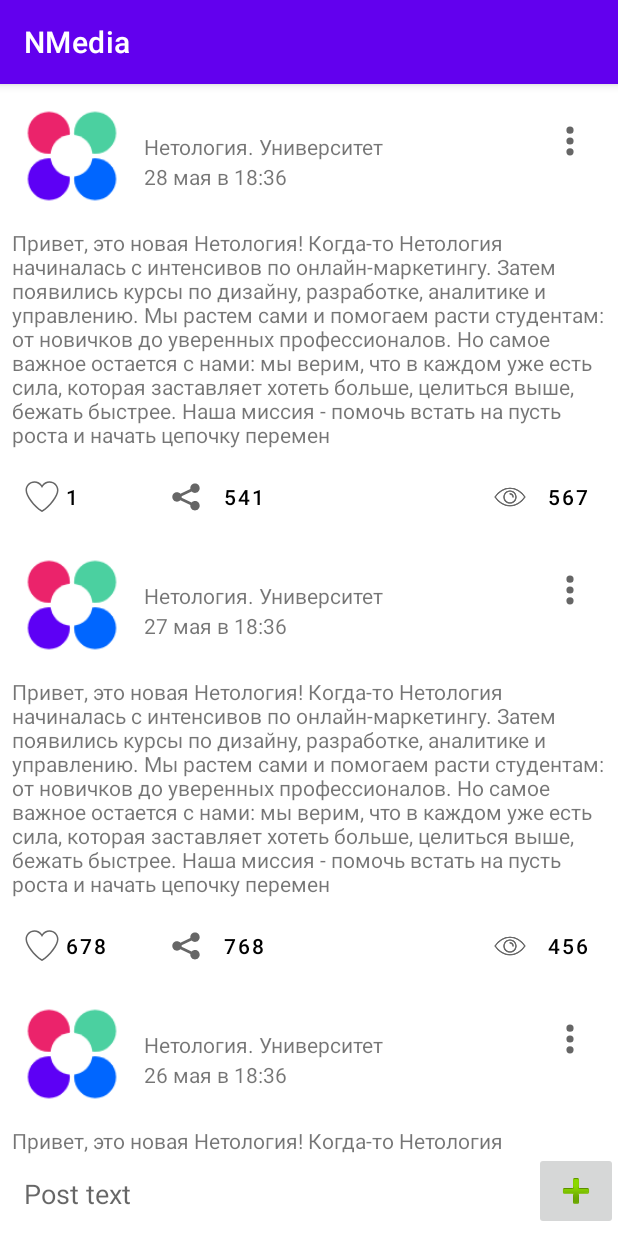
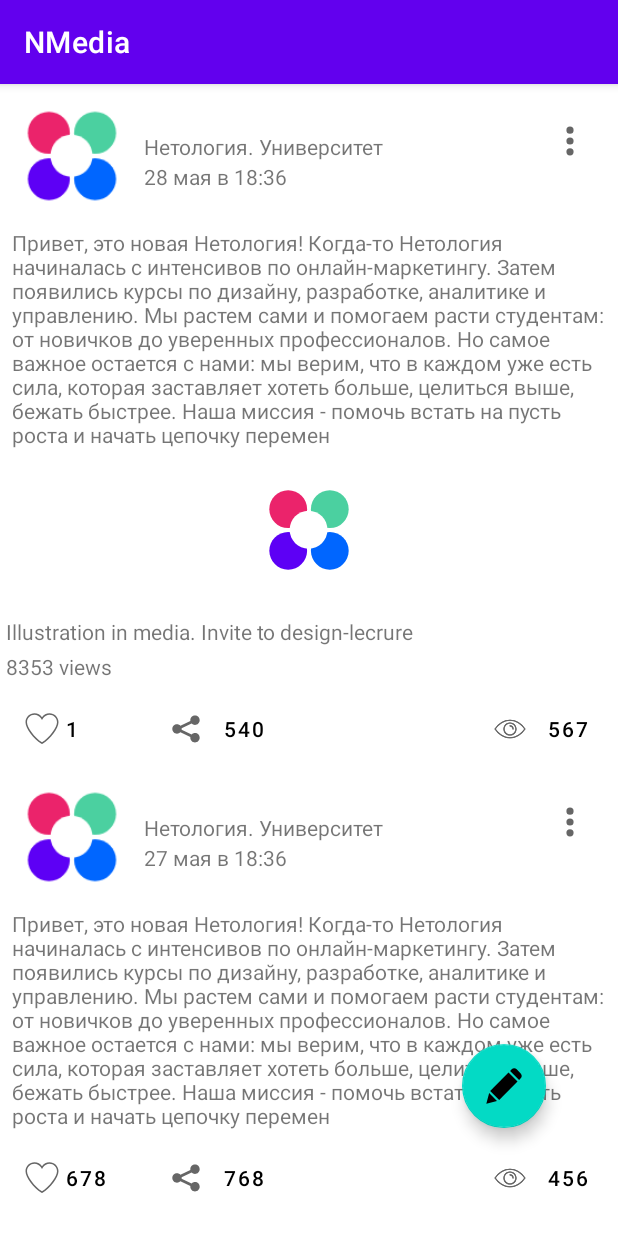
Before and after one commit to Sergey190783/AndroidHomework, an Android app: the screen it shows after launch (MainActivity), after a tap on "540", on a phone screen of 412 x 824 dp. Run offline under Robolectric (Android 15) with nearby library versions, the phone set to English and light mode, and no system bars.

Commit message:
Добавил работу с интентами

```diff
--- a/app/src/main/java/ru/netology/nmedia/data/Post.kt
+++ b/app/src/main/java/ru/netology/nmedia/data/Post.kt
@@ -8,5 +8,6 @@ data class Post(
     val likedByMe: Boolean,
     val likes: Int,
     val reposts: Int,
-    val views: Int
+    val views: Int,
+    var video: String? = null
 )
--- a/app/src/main/java/ru/netology/nmedia/data/Repository.kt
+++ b/app/src/main/java/ru/netology/nmedia/data/Repository.kt
@@ -87,7 +87,8 @@ class Repository : IRepository {
             likedByMe = false,
             345,
             8678,
-            257
+            257,
+            "https://www.youtube.com/watch?v=WhWc3b3KhnY"
         ),
         Post(
             id = nextId++,
@@ -115,7 +116,8 @@ class Repository : IRepository {
             likedByMe = false,
             1,
             540,
-            567
+            567,
+            "https://www.youtube.com/watch?v=WhWc3b3KhnY"
         )
     ).reversed()
 
--- a/app/src/main/java/ru/netology/nmedia/presentation/MainActivity.kt
+++ /dev/null
@@ -1,99 +0,0 @@
-package ru.netology.nmedia.presentation
-
-import android.annotation.SuppressLint
-import androidx.appcompat.app.AppCompatActivity
-import android.os.Bundle
-import android.view.View
-import android.widget.*
-import androidx.activity.viewModels
-import androidx.constraintlayout.widget.Group
-import androidx.recyclerview.widget.RecyclerView
-import ru.netology.nmedia.R
-import ru.netology.nmedia.data.Post
-import ru.netology.nmedia.utils.AndroidUtils
-
-class MainActivity : AppCompatActivity() {
-    private lateinit var recyclerView: RecyclerView
-    private lateinit var btnAddPost: ImageButton
-    private lateinit var etPost: EditText
-    private lateinit var editGroup: Group
-    private lateinit var editedPostTv: TextView
-    private lateinit var btnCancelEditing: ImageButton
-
-    private val mainViewModel: MainActivityViewModel by viewModels()
-    private val adapter = PostsAdapter(object : OnInteractionListener {
-        override fun onLike(id: Long) {
-            mainViewModel.like(id)
-        }
-
-        override fun onEdit(post: Post) {
-            editGroup.visibility = View.VISIBLE
-            mainViewModel.edit(post)
-            editedPostTv.text = post.content
-        }
-
-        override fun onRemove(id: Long) {
-            mainViewModel.remove(id)
-        }
-
-        override fun onShare(id: Long) {
-            mainViewModel.share(id)
-        }
-    }
-    )
-
-    @SuppressLint("SetTextI18n")
-    override fun onCreate(savedInstanceState: Bundle?) {
-        super.onCreate(savedInstanceState)
-        setContentView(R.layout.activity_main)
-
-        recyclerView = findViewById(R.id.recycler)
-        btnAddPost = findViewById(R.id.btn_add_post)
-        etPost = findViewById(R.id.content)
-        editGroup = findViewById(R.id.edit_group)
-        editedPostTv = findViewById(R.id.tv_edit_message)
-        btnCancelEditing = findViewById(R.id.btn_cancel_edit)
-
-        recyclerView.adapter = adapter
-
-        mainViewModel.data.observe(this) { posts ->
-            adapter.submitList(posts)
-        }
-
-        mainViewModel.edited.observe(this) { post ->
-            if (post.id == 0L)
-                return@observe
-
-            etPost.apply {
-                requestFocus()
-                setText(post.content)
-            }
-        }
-
-        btnAddPost.setOnClickListener {
-            if (etPost.text.isNullOrBlank()) {
-                Toast.makeText(
-                    this@MainActivity,
-                    getString(R.string.empty_content),
-                    Toast.LENGTH_LONG
-                ).show()
-                return@setOnClickListener
-            }
-
-            mainViewModel.changeContent(etPost.text.toString())
-            mainViewModel.save()
-
-            etPost.setText("")
-            etPost.clearFocus()
-            AndroidUtils.hideKeyboard(etPost)
-            editGroup.visibility = View.GONE
-        }
-
-        btnCancelEditing.setOnClickListener {
-            editGroup.visibility = View.GONE
-            etPost.setText("")
-            etPost.clearFocus()
-            AndroidUtils.hideKeyboard(etPost)
-        }
-    }
-}
--- /dev/null
+++ b/app/src/main/java/ru/netology/nmedia/presentation/editing/EditingViewModel.kt
@@ -0,0 +1,4 @@
+package ru.netology.nmedia.presentation.editing
+
+class EditingViewModel {
+}
--- /dev/null
+++ b/app/src/main/java/ru/netology/nmedia/presentation/home/MainActivity.kt
@@ -0,0 +1,98 @@
+package ru.netology.nmedia.presentation.home
+
+import android.annotation.SuppressLint
+import android.content.Intent
+import android.net.Uri
+import androidx.appcompat.app.AppCompatActivity
+import android.os.Bundle
+import androidx.activity.result.launch
+import androidx.activity.viewModels
+import androidx.recyclerview.widget.RecyclerView
+import com.google.android.material.floatingactionbutton.FloatingActionButton
+import com.google.android.material.snackbar.Snackbar
+import ru.netology.nmedia.R
+import ru.netology.nmedia.data.Post
+
+class MainActivity : AppCompatActivity() {
+    private lateinit var recyclerView: RecyclerView
+    private lateinit var fab: FloatingActionButton
+
+    private val newPostLauncher = registerForActivityResult(NewPostResultContract()) { result ->
+        if (result == null) {
+            Snackbar.make(
+                this@MainActivity,
+                recyclerView,
+                getString(R.string.empty_content),
+                Snackbar.LENGTH_SHORT
+            ).show()
+            return@registerForActivityResult
+        }
+        mainViewModel.changeContent(result)
+        mainViewModel.save()
+    }
+
+    val editPostLauncher = registerForActivityResult(EditPostResultContract()) { result ->
+        if (result == null) {
+            Snackbar.make(
+                this@MainActivity,
+                recyclerView,
+                getString(R.string.empty_content),
+                Snackbar.LENGTH_SHORT
+            ).show()
+            return@registerForActivityResult
+        }
+        mainViewModel.changeContent(result)
+        mainViewModel.save()
+    }
+
+    private val mainViewModel: MainActivityViewModel by viewModels()
+    private val adapter = PostsAdapter(object : OnInteractionListener {
+        override fun onLike(id: Long) {
+            mainViewModel.like(id)
+        }
+
+        override fun onEdit(post: Post) {
+            mainViewModel.edit(post)
+            editPostLauncher.launch(post)
+        }
+
+        override fun onRemove(id: Long) {
+            mainViewModel.remove(id)
+        }
+
+        override fun onShare(post: Post) {
+            val intent = Intent().apply {
+                action = Intent.ACTION_SEND
+                putExtra(Intent.EXTRA_TEXT, post.content)
+                type = "text/plain"
+            }
+            val shareIntent = Intent.createChooser(intent, getString(R.string.chooser_share_post))
+            startActivity(shareIntent)
+        }
+
+        override fun onClickVideoPreview(url: String) {
+            val intent = Intent(Intent.ACTION_VIEW, Uri.parse(url))
+            startActivity(intent)
+        }
+    }
+    )
+
+    @SuppressLint("SetTextI18n")
+    override fun onCreate(savedInstanceState: Bundle?) {
+        super.onCreate(savedInstanceState)
+        setContentView(R.layout.activity_main)
+
+        recyclerView = findViewById(R.id.recycler)
+        fab = findViewById(R.id.fab)
+
+        recyclerView.adapter = adapter
+
+        mainViewModel.data.observe(this) { posts ->
+            adapter.submitList(posts)
+        }
+
+        fab.setOnClickListener {
+            newPostLauncher.launch()
+        }
+    }
+}
--- a/app/src/main/java/ru/netology/nmedia/presentation/MainActivityViewModel.kt
+++ b/app/src/main/java/ru/netology/nmedia/presentation/home/MainActivityViewModel.kt
@@ -1,4 +1,4 @@
-package ru.netology.nmedia.presentation
+package ru.netology.nmedia.presentation.home
 
 import androidx.lifecycle.MutableLiveData
 import androidx.lifecycle.ViewModel
--- /dev/null
+++ b/app/src/main/java/ru/netology/nmedia/presentation/home/NewPostResultContract.kt
@@ -0,0 +1,19 @@
+package ru.netology.nmedia.presentation.home
+
+import android.app.Activity
+import android.content.Context
+import android.content.Intent
+import androidx.activity.result.contract.ActivityResultContract
+import ru.netology.nmedia.presentation.creating.CreateActivity
+
+class NewPostResultContract : ActivityResultContract<Unit, String?>() {
+    override fun parseResult(resultCode: Int, intent: Intent?): String? =
+        if (resultCode == Activity.RESULT_OK) {
+            intent?.getStringExtra(Intent.EXTRA_TEXT)
+        } else {
+            null
+        }
+
+    override fun createIntent(context: Context, input: Unit): Intent =
+        Intent(context, CreateActivity::class.java)
+}
--- a/app/src/main/java/ru/netology/nmedia/presentation/OnInteractionListener.kt
+++ b/app/src/main/java/ru/netology/nmedia/presentation/home/OnInteractionListener.kt
@@ -1,4 +1,4 @@
-package ru.netology.nmedia.presentation
+package ru.netology.nmedia.presentation.home
 
 import ru.netology.nmedia.data.Post
 
@@ -6,5 +6,6 @@ interface OnInteractionListener {
     fun onLike(id: Long) {}
     fun onEdit(post: Post) {}
     fun onRemove(id: Long) {}
-    fun onShare(id: Long) {}
+    fun onShare(post: Post) {}
+    fun onClickVideoPreview(url: String){}
 }
--- a/app/src/main/java/ru/netology/nmedia/presentation/PostsAdapter.kt
+++ b/app/src/main/java/ru/netology/nmedia/presentation/home/PostsAdapter.kt
@@ -1,16 +1,14 @@
-package ru.netology.nmedia.presentation
+package ru.netology.nmedia.presentation.home
 
-import android.util.Log
 import android.view.LayoutInflater
 import android.view.View
 import android.view.ViewGroup
-import android.widget.ImageButton
+import android.widget.LinearLayout
 import android.widget.PopupMenu
 import android.widget.TextView
 import androidx.recyclerview.widget.ListAdapter
 import androidx.recyclerview.widget.RecyclerView
 import com.google.android.material.button.MaterialButton
-import com.google.android.material.checkbox.MaterialCheckBox
 import ru.netology.nmedia.R
 import ru.netology.nmedia.data.Post
 import ru.netology.nmedia.utils.PostDiffCallback
@@ -40,6 +38,8 @@ class PostsAdapter(
         private val tvDate: TextView = itemView.findViewById(R.id.tv_date)
         private val tvAuthor: TextView = itemView.findViewById(R.id.tv_author)
 
+        private val videoPreview: LinearLayout = itemView.findViewById(R.id.video_layout)
+
         fun bind(
             post: Post
         ) {
@@ -58,14 +58,23 @@ class PostsAdapter(
             }
 
             btnShare.setOnClickListener {
-                interaction.onShare(post.id)
+                interaction.onShare(post)
+            }
+
+            if (post.video != null) {
+                videoPreview.visibility = View.VISIBLE
+                videoPreview.setOnClickListener {
+                    interaction.onClickVideoPreview(post.video!!)
+                }
+            } else {
+                videoPreview.visibility = View.GONE
             }
 
             menu.setOnClickListener {
                 PopupMenu(it.context, it).apply {
                     inflate(R.menu.options_post)
                     setOnMenuItemClickListener { item ->
-                        when(item.itemId){
+                        when (item.itemId) {
                             R.id.remove -> {
                                 interaction.onRemove(post.id)
                                 true
--- /dev/null
+++ b/app/src/main/res/drawable/ic_create.xml
@@ -0,0 +1,18 @@
+<vector xmlns:android="http://schemas.android.com/apk/res/android"
+    android:width="91dp"
+    android:height="91dp"
+    android:viewportWidth="91"
+    android:viewportHeight="91">
+  <path
+      android:pathData="M8.015,63.352l-7.215,26.701l26.967,-6.948l-14.909,-14.908z"
+      android:fillColor="#6EC4A7"/>
+  <path
+      android:pathData="M10.585,57.832l11.373,11.373l11.377,11.373L79.69,34.22L56.944,11.478L10.585,57.832z"
+      android:fillColor="#647F94"/>
+  <path
+      android:pathData="M61.302,29.813c1.117,1.117 1.117,2.93 0,4.047L35.239,59.924c-0.559,0.559 -1.291,0.838 -2.023,0.838s-1.465,-0.279 -2.021,-0.838c-1.119,-1.119 -1.119,-2.93 0,-4.047l26.059,-26.064C58.372,28.696 60.185,28.696 61.302,29.813z"
+      android:fillColor="#95AEC2"/>
+  <path
+      android:pathData="M87.704,13.612L77.558,3.459c-1.68,-1.683 -3.918,-2.608 -6.299,-2.608c-2.377,0 -4.615,0.925 -6.295,2.607l-3.973,3.973l22.744,22.742l3.969,-3.968c1.684,-1.682 2.609,-3.917 2.609,-6.295C90.313,17.53 89.388,15.295 87.704,13.612z"
+      android:fillColor="#95AEC2"/>
+</vector>
--- a/app/src/main/res/layout/activity_main.xml
+++ b/app/src/main/res/layout/activity_main.xml
@@ -5,82 +5,25 @@
     android:layout_width="match_parent"
     android:layout_height="match_parent"
     android:orientation="vertical"
-    tools:context=".presentation.MainActivity">
+    tools:context=".presentation.home.MainActivity">
 
     <androidx.recyclerview.widget.RecyclerView
         android:id="@+id/recycler"
         android:layout_width="match_parent"
         android:layout_height="0dp"
         app:layoutManager="androidx.recyclerview.widget.LinearLayoutManager"
-        app:layout_constraintBottom_toTopOf="@+id/iv_edit"
+        app:layout_constraintBottom_toBottomOf="parent"
         app:layout_constraintTop_toTopOf="parent" />
 
-    <androidx.constraintlayout.widget.Group
-        android:id="@+id/edit_group"
+    <com.google.android.material.floatingactionbutton.FloatingActionButton
         android:layout_width="wrap_content"
         android:layout_height="wrap_content"
-        android:visibility="gone"
-        app:constraint_referenced_ids="iv_edit, btn_cancel_edit, tv_edit, tv_edit_message" />
-
-    <ImageView
-        android:id="@+id/iv_edit"
-        android:layout_width="wrap_content"
-        android:layout_height="wrap_content"
-        android:padding="8dp"
-        android:src="@android:drawable/ic_menu_edit"
-        app:layout_constraintBottom_toTopOf="@+id/content"
-        app:layout_constraintStart_toStartOf="parent" />
-
-    <TextView
-        android:id="@+id/tv_edit"
-        android:layout_width="wrap_content"
-        android:layout_height="wrap_content"
-        android:text="@string/edit_message"
-        app:layout_constraintStart_toEndOf="@+id/iv_edit"
-        app:layout_constraintTop_toTopOf="@+id/iv_edit" />
-
-    <TextView
-        android:id="@+id/tv_edit_message"
-        android:layout_width="0dp"
-        android:layout_height="20dp"
-        android:ellipsize="end"
-        android:maxLines="1"
-        android:text="@string/edit_message"
-        app:layout_constraintEnd_toStartOf="@+id/btn_cancel_edit"
-        app:layout_constraintStart_toEndOf="@+id/iv_edit"
-        app:layout_constraintTop_toBottomOf="@+id/tv_edit" />
-
-    <ImageButton
-        android:id="@+id/btn_cancel_edit"
-        android:layout_width="wrap_content"
-        android:layout_height="wrap_content"
-        android:padding="8dp"
-        android:src="@android:drawable/ic_menu_close_clear_cancel"
-        app:layout_constraintBottom_toTopOf="@+id/content"
-        app:layout_constraintEnd_toEndOf="parent" />
-
-    <EditText
-        android:id="@+id/content"
-        android:layout_width="0dp"
-        android:layout_height="wrap_content"
-        android:background="@android:color/transparent"
-        android:hint="@string/post_text"
-        android:importantForAutofill="no"
-        android:inputType="textMultiLine"
-        android:padding="12dp"
-        android:layout_margin="4dp"
+        android:src="@drawable/ic_create"
         app:layout_constraintBottom_toBottomOf="parent"
-        app:layout_constraintEnd_toStartOf="@+id/btn_add_post"
-        app:layout_constraintStart_toStartOf="parent" />
-
-    <ImageButton
-        android:id="@+id/btn_add_post"
-        android:layout_width="wrap_content"
-        android:layout_height="wrap_content"
-        android:src="@android:drawable/ic_input_add"
-        app:layout_constraintBottom_toBottomOf="@id/content"
         app:layout_constraintEnd_toEndOf="parent"
-        app:layout_constraintStart_toEndOf="@+id/content" />
+        android:layout_marginBottom="72dp"
+        android:layout_marginEnd="48dp"
+        android:id="@+id/fab"/>
 
 
 </androidx.constraintlayout.widget.ConstraintLayout>
--- a/app/src/main/res/layout/card.xml
+++ b/app/src/main/res/layout/card.xml
@@ -38,11 +38,11 @@
         android:id="@+id/card_menu"
         style="@style/Widget.AppTheme.DefaultAppButton"
         android:layout_width="48dp"
-        app:iconGravity="top"
         android:layout_height="48dp"
         android:layout_margin="@dimen/margin_sides"
         android:contentDescription="@string/button_options"
         app:icon="@drawable/ic_three_dots"
+        app:iconGravity="top"
         app:layout_constraintEnd_toEndOf="parent"
         app:layout_constraintTop_toTopOf="@id/iv_avatar" />
 
@@ -55,6 +55,36 @@
         android:text="@string/greeting"
         app:layout_constraintTop_toBottomOf="@id/iv_avatar" />
 
+    <LinearLayout
+        android:id="@+id/video_layout"
+        android:layout_width="match_parent"
+        android:layout_height="match_parent"
+        android:orientation="vertical"
+        android:clickable="true"
+        app:layout_constraintTop_toBottomOf="@id/tv_greeting">
+
+        <ImageView
+            android:layout_width="match_parent"
+            android:layout_height="wrap_content"
+            android:id="@+id/preview"
+            android:src="@drawable/ic_launcher_foreground"/>
+
+        <TextView
+            android:layout_width="match_parent"
+            android:layout_height="wrap_content"
+            android:id="@+id/view_title"
+            android:text="@string/video_title"
+            android:layout_margin="4dp"/>
+
+        <TextView
+            android:layout_width="match_parent"
+            android:layout_height="wrap_content"
+            android:id="@+id/video_views"
+            android:text="@string/video_views"
+            android:layout_marginHorizontal="4dp"/>
+
+    </LinearLayout>
+
     <com.google.android.material.button.MaterialButton
         android:id="@+id/btn_like"
         style="@style/Widget.AppTheme.LikeCheckBox"
@@ -66,32 +96,32 @@
         android:contentDescription="@string/image_likes"
         app:icon="@drawable/ic_like_48dp"
         app:layout_constraintStart_toStartOf="parent"
-        app:layout_constraintTop_toBottomOf="@id/tv_greeting"
+        app:layout_constraintTop_toBottomOf="@id/video_layout"
         tools:text="100" />
 
     <com.google.android.material.button.MaterialButton
         android:id="@+id/btn_share"
+        style="@style/Widget.AppTheme.DefaultAppButton"
         android:layout_width="wrap_content"
         android:layout_height="wrap_content"
         android:layout_marginStart="8dp"
         android:contentDescription="@string/image_share"
         app:icon="@drawable/ic_share"
-        tools:text="100"
-        style="@style/Widget.AppTheme.DefaultAppButton"
         app:layout_constraintStart_toEndOf="@+id/btn_like"
-        app:layout_constraintTop_toTopOf="@id/btn_like" />
+        app:layout_constraintTop_toTopOf="@id/btn_like"
+        tools:text="100" />
 
     <com.google.android.material.button.MaterialButton
+        android:id="@+id/btn_views"
+        style="@style/Widget.AppTheme.DefaultAppButton"
         android:layout_width="wrap_content"
         android:layout_height="wrap_content"
         android:layout_marginEnd="4dp"
+        android:clickable="false"
+        android:contentDescription="@string/image_views"
         app:icon="@drawable/ic_views"
-        android:id="@+id/btn_views"
-        android:clickable="false"
-        style="@style/Widget.AppTheme.DefaultAppButton"
-        android:contentDescription="@string/image_views"
         app:layout_constraintEnd_toEndOf="parent"
-        tools:text="100"
-        app:layout_constraintTop_toTopOf="@id/btn_share" />
+        app:layout_constraintTop_toTopOf="@id/btn_share"
+        tools:text="100" />
 
 </androidx.constraintlayout.widget.ConstraintLayout>
--- a/app/src/main/res/values/strings.xml
+++ b/app/src/main/res/values/strings.xml
@@ -14,4 +14,10 @@
     <string name="empty_content">Content can`t be empty</string>
     <string name="options_post_edit">Edit</string>
     <string name="edit_message">Edit message</string>
+    <string name="chooser_share_post" translatable="false">chooser_share_post</string>
+    <string name="empty_content_error">Cannot create empty post</string>
+    <string name="edit">Edit</string>
+    <string name="video_title">Illustration in media. Invite to design-lecrure</string>
+    <string name="video_views">8353 views</string>
+    <string name="create">Create</string>
 </resources>
```
Also changed, not shown: app/build.gradle (+4 -3 lines), app/src/main/AndroidManifest.xml (+13 -1 lines), app/src/main/java/ru/netology/nmedia/presentation/creating/CreateActivity.kt (added, +37 -0 lines), app/src/main/java/ru/netology/nmedia/presentation/editing/EditingActivity.kt (added, +52 -0 lines), app/src/main/java/ru/netology/nmedia/presentation/home/EditPostResultContract.kt (added, +23 -0 lines), app/src/main/res/layout/activity_create.xml (added, +32 -0 lines), app/src/main/res/layout/activity_editing.xml (added, +31 -0 lines), 1 other file.
